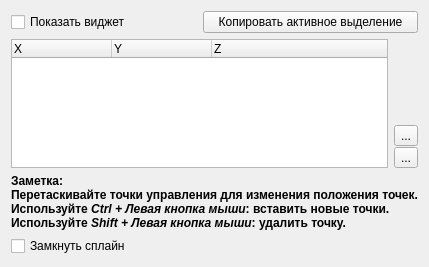
First picture: the form in Qt/Components/Resources/UI/pqSplineWidget.ui, repository vbnhfylbh/ParaView, before the edit.
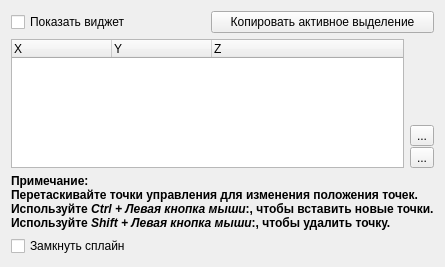
Second picture: the form after the edit. Icons and pictures are not drawn. Custom widgets are drawn as their Qt base class.

```diff
--- a/Qt/Components/Resources/UI/pqSplineWidget.ui
+++ b/Qt/Components/Resources/UI/pqSplineWidget.ui
@@ -105,10 +105,10 @@
       <string>&lt;html>&lt;head>&lt;meta name="qrichtext" content="1" />&lt;style type="text/css">
 p, li { white-space: pre-wrap; }
 &lt;/style>&lt;/head>&lt;body style=" font-family:'Helvetica'; font-size:9pt; font-weight:400; font-style:normal;">
-&lt;p style=" margin-top:0px; margin-bottom:0px; margin-left:0px; margin-right:0px; -qt-block-indent:0; text-indent:0px;">&lt;span style=" font-weight:600;">Заметка:&lt;/span>&lt;/p>
+&lt;p style=" margin-top:0px; margin-bottom:0px; margin-left:0px; margin-right:0px; -qt-block-indent:0; text-indent:0px;">&lt;span style=" font-weight:600;">Примечание:&lt;/span>&lt;/p>
 &lt;p style=" margin-top:0px; margin-bottom:0px; margin-left:0px; margin-right:0px; -qt-block-indent:0; text-indent:0px; font-weight:600;">Перетаскивайте точки управления для изменения положения точек.&lt;/p>
-&lt;p style=" margin-top:0px; margin-bottom:0px; margin-left:0px; margin-right:0px; -qt-block-indent:0; text-indent:0px; font-weight:600;">Используйте &lt;span style=" font-style:italic;">Ctrl + Левая кнопка мыши&lt;/span>: вставить новые точки.&lt;/p>
-&lt;p style=" margin-top:0px; margin-bottom:0px; margin-left:0px; margin-right:0px; -qt-block-indent:0; text-indent:0px; font-weight:600;">Используйте &lt;span style=" font-style:italic;">Shift + Левая кнопка мыши&lt;/span>: удалить точку.&lt;/p>&lt;/body>&lt;/html></string>
+&lt;p style=" margin-top:0px; margin-bottom:0px; margin-left:0px; margin-right:0px; -qt-block-indent:0; text-indent:0px; font-weight:600;">Используйте &lt;span style=" font-style:italic;">Ctrl + Левая кнопка мыши&lt;/span>:, чтобы вставить новые точки.&lt;/p>
+&lt;p style=" margin-top:0px; margin-bottom:0px; margin-left:0px; margin-right:0px; -qt-block-indent:0; text-indent:0px; font-weight:600;">Используйте &lt;span style=" font-style:italic;">Shift + Левая кнопка мыши&lt;/span>:, чтобы удалить точку.&lt;/p>&lt;/body>&lt;/html></string>
      </property>
     </widget>
    </item>
```
